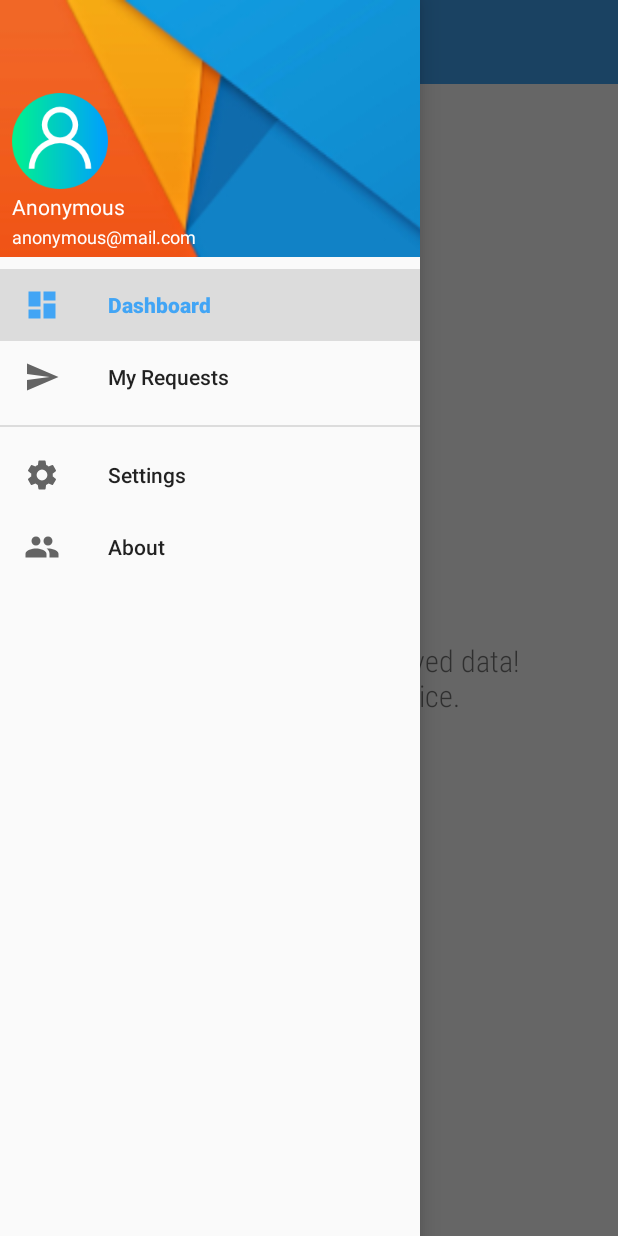
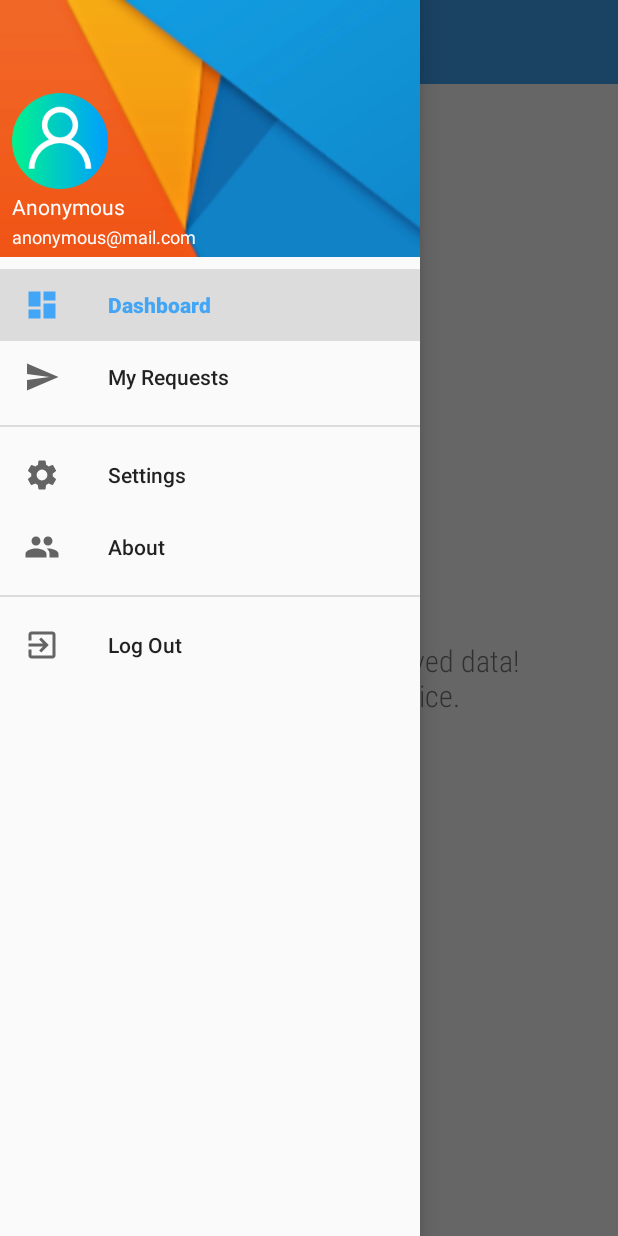
Before and after one commit to arnabmaji/NetworkComplaints-android, an Android app: the MainActivity screen opened directly, with no data from a screen before it, with the side drawer open, on a phone screen of 412 x 824 dp. Run offline under Robolectric (Android 15) with nearby library versions, the phone set to English and light mode, and no system bars.

Commit message:
create log out option

```diff
--- /dev/null
+++ b/app/src/main/res/drawable/ic_exit_to_app_black_24dp.xml
@@ -0,0 +1,10 @@
+<vector android:height="24dp"
+    android:tint="#BDC3C7"
+    android:viewportHeight="24.0"
+    android:viewportWidth="24.0"
+    android:width="24dp"
+    xmlns:android="http://schemas.android.com/apk/res/android">
+    <path
+        android:fillColor="#FF000000"
+        android:pathData="M10.09,15.59L11.5,17l5,-5 -5,-5 -1.41,1.41L12.67,11H3v2h9.67l-2.58,2.59zM19,3H5c-1.11,0 -2,0.9 -2,2v4h2V5h14v14H5v-4H3v4c0,1.1 0.89,2 2,2h14c1.1,0 2,-0.9 2,-2V5c0,-1.1 -0.9,-2 -2,-2z" />
+</vector>
--- a/app/src/main/res/menu/navigation_menu.xml
+++ b/app/src/main/res/menu/navigation_menu.xml
@@ -31,4 +31,16 @@
             android:id="@+id/menu_about"
             android:icon="@drawable/ic_people_black_24dp" />
     </group>
+
+    <group
+        android:id="@+id/acc_info_group"
+        android:checkableBehavior="single">
+
+        <item
+            android:title="@string/log_out"
+            android:id="@+id/menu_log_out"
+            android:icon="@drawable/ic_exit_to_app_black_24dp" />
+
+    </group>
+
 </menu>
```
Also changed, not shown: app/src/main/java/io/github/arnabmaji19/networkcomplaints/MainActivity.java (+23 -20 lines), app/src/main/res/values/strings.xml (+4 -3 lines).
